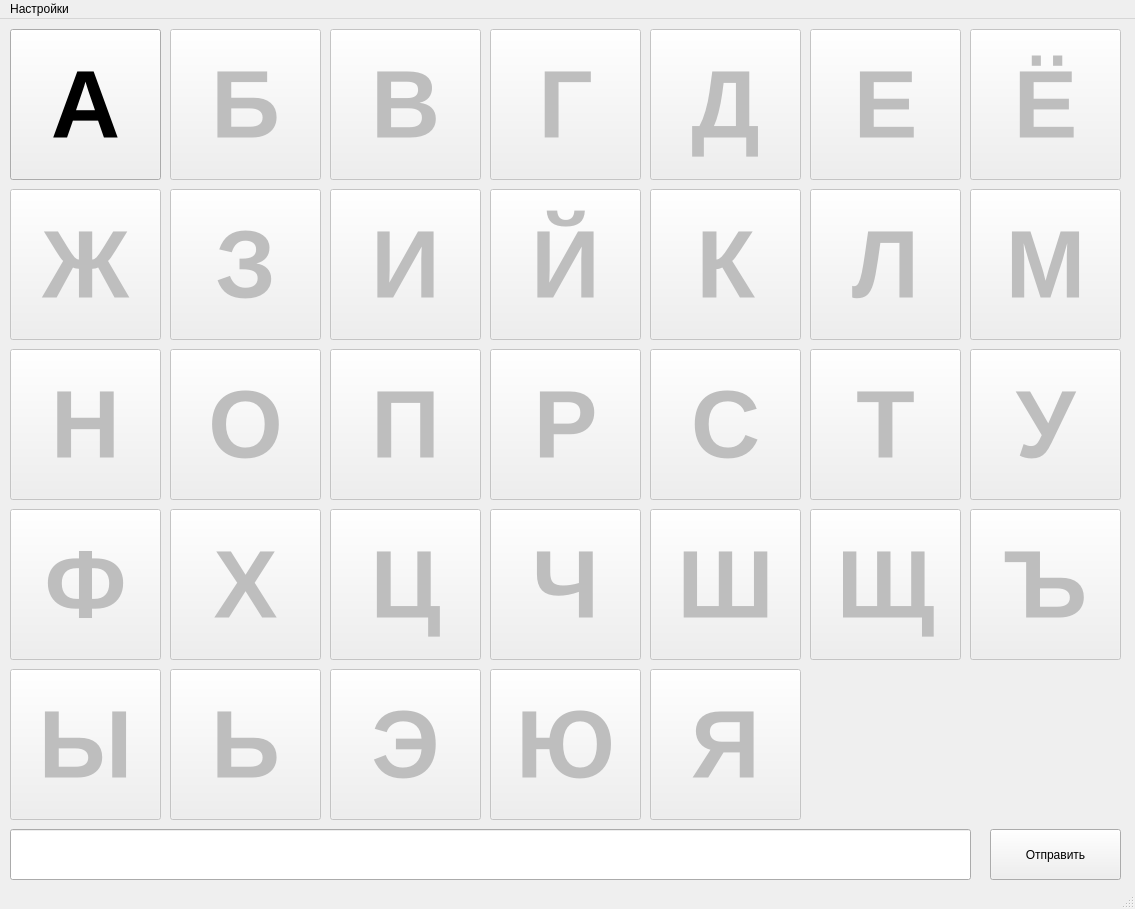
First picture: the form in trainer_m2w/mainwindow.ui, repository ai-robo/musc2words, before the edit.
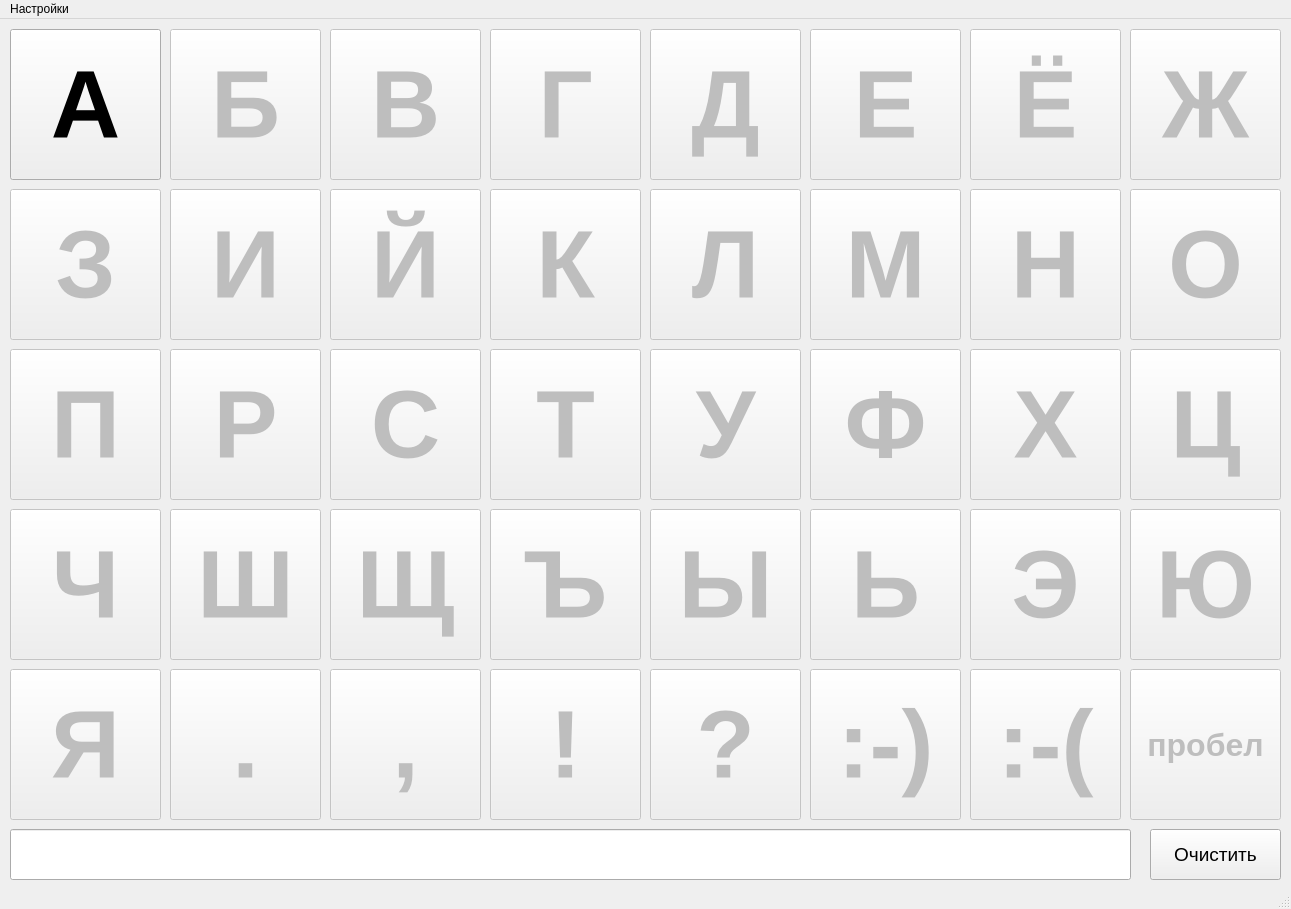
Second picture: the form after the edit.

Commit message: Add punctuation and space buttons to main window

Diff of the .ui file:
```diff
--- a/trainer_m2w/mainwindow.ui
+++ b/trainer_m2w/mainwindow.ui
@@ -6,7 +6,7 @@
    <rect>
     <x>0</x>
     <y>0</y>
-    <width>1135</width>
+    <width>1291</width>
     <height>909</height>
    </rect>
   </property>
@@ -19,7 +19,7 @@
      <rect>
       <x>10</x>
       <y>810</y>
-      <width>961</width>
+      <width>1121</width>
       <height>51</height>
      </rect>
     </property>
@@ -34,14 +34,19 @@
    <widget class="QPushButton" name="pushButton">
     <property name="geometry">
      <rect>
-      <x>990</x>
+      <x>1150</x>
       <y>810</y>
       <width>131</width>
       <height>51</height>
      </rect>
     </property>
+    <property name="font">
+     <font>
+      <pointsize>14</pointsize>
+     </font>
+    </property>
     <property name="text">
-     <string>Отправить</string>
+     <string>Очистить</string>
     </property>
    </widget>
    <widget class="QPushButton" name="pushButton_A">
@@ -165,8 +170,8 @@
     </property>
     <property name="geometry">
      <rect>
-      <x>10</x>
-      <y>170</y>
+      <x>1130</x>
+      <y>10</y>
       <width>151</width>
       <height>151</height>
      </rect>
@@ -188,7 +193,7 @@
     </property>
     <property name="geometry">
      <rect>
-      <x>170</x>
+      <x>10</x>
       <y>170</y>
       <width>151</width>
       <height>151</height>
@@ -211,7 +216,7 @@
     </property>
     <property name="geometry">
      <rect>
-      <x>650</x>
+      <x>490</x>
       <y>170</y>
       <width>151</width>
       <height>151</height>
@@ -234,7 +239,7 @@
     </property>
     <property name="geometry">
      <rect>
-      <x>490</x>
+      <x>330</x>
       <y>170</y>
       <width>151</width>
       <height>151</height>
@@ -257,7 +262,7 @@
     </property>
     <property name="geometry">
      <rect>
-      <x>330</x>
+      <x>170</x>
       <y>170</y>
       <width>151</width>
       <height>151</height>
@@ -280,8 +285,8 @@
     </property>
     <property name="geometry">
      <rect>
-      <x>170</x>
-      <y>490</y>
+      <x>970</x>
+      <y>330</y>
       <width>151</width>
       <height>151</height>
      </rect>
@@ -303,8 +308,8 @@
     </property>
     <property name="geometry">
      <rect>
-      <x>10</x>
-      <y>330</y>
+      <x>970</x>
+      <y>170</y>
       <width>151</width>
       <height>151</height>
      </rect>
@@ -326,8 +331,8 @@
     </property>
     <property name="geometry">
      <rect>
-      <x>170</x>
-      <y>330</y>
+      <x>1130</x>
+      <y>170</y>
       <width>151</width>
       <height>151</height>
      </rect>
@@ -349,7 +354,7 @@
     </property>
     <property name="geometry">
      <rect>
-      <x>650</x>
+      <x>170</x>
       <y>490</y>
       <width>151</width>
       <height>151</height>
@@ -372,7 +377,7 @@
     </property>
     <property name="geometry">
      <rect>
-      <x>650</x>
+      <x>330</x>
       <y>330</y>
       <width>151</width>
       <height>151</height>
@@ -395,7 +400,7 @@
     </property>
     <property name="geometry">
      <rect>
-      <x>490</x>
+      <x>10</x>
       <y>490</y>
       <width>151</width>
       <height>151</height>
@@ -418,7 +423,7 @@
     </property>
     <property name="geometry">
      <rect>
-      <x>490</x>
+      <x>170</x>
       <y>330</y>
       <width>151</width>
       <height>151</height>
@@ -441,7 +446,7 @@
     </property>
     <property name="geometry">
      <rect>
-      <x>330</x>
+      <x>10</x>
       <y>330</y>
       <width>151</width>
       <height>151</height>
@@ -464,8 +469,8 @@
     </property>
     <property name="geometry">
      <rect>
-      <x>330</x>
-      <y>490</y>
+      <x>1130</x>
+      <y>330</y>
       <width>151</width>
       <height>151</height>
      </rect>
@@ -487,8 +492,8 @@
     </property>
     <property name="geometry">
      <rect>
-      <x>10</x>
-      <y>490</y>
+      <x>810</x>
+      <y>330</y>
       <width>151</width>
       <height>151</height>
      </rect>
@@ -510,7 +515,7 @@
     </property>
     <property name="geometry">
      <rect>
-      <x>650</x>
+      <x>10</x>
       <y>650</y>
       <width>151</width>
       <height>151</height>
@@ -533,8 +538,8 @@
     </property>
     <property name="geometry">
      <rect>
-      <x>490</x>
-      <y>650</y>
+      <x>1130</x>
+      <y>490</y>
       <width>151</width>
       <height>151</height>
      </rect>
@@ -556,8 +561,8 @@
     </property>
     <property name="geometry">
      <rect>
-      <x>10</x>
-      <y>650</y>
+      <x>650</x>
+      <y>490</y>
       <width>151</width>
       <height>151</height>
      </rect>
@@ -579,8 +584,8 @@
     </property>
     <property name="geometry">
      <rect>
-      <x>170</x>
-      <y>650</y>
+      <x>810</x>
+      <y>490</y>
       <width>151</width>
       <height>151</height>
      </rect>
@@ -602,8 +607,8 @@
     </property>
     <property name="geometry">
      <rect>
-      <x>330</x>
-      <y>650</y>
+      <x>970</x>
+      <y>490</y>
       <width>151</width>
       <height>151</height>
      </rect>
@@ -625,7 +630,7 @@
     </property>
     <property name="geometry">
      <rect>
-      <x>810</x>
+      <x>330</x>
       <y>490</y>
       <width>151</width>
       <height>151</height>
@@ -648,7 +653,7 @@
     </property>
     <property name="geometry">
      <rect>
-      <x>810</x>
+      <x>650</x>
       <y>170</y>
       <width>151</width>
       <height>151</height>
@@ -694,7 +699,7 @@
     </property>
     <property name="geometry">
      <rect>
-      <x>810</x>
+      <x>490</x>
       <y>330</y>
       <width>151</width>
       <height>151</height>
@@ -717,7 +722,7 @@
     </property>
     <property name="geometry">
      <rect>
-      <x>970</x>
+      <x>650</x>
       <y>330</y>
       <width>151</width>
       <height>151</height>
@@ -763,7 +768,7 @@
     </property>
     <property name="geometry">
      <rect>
-      <x>970</x>
+      <x>810</x>
       <y>170</y>
       <width>151</width>
       <height>151</height>
@@ -786,7 +791,7 @@
     </property>
     <property name="geometry">
      <rect>
-      <x>970</x>
+      <x>490</x>
       <y>490</y>
       <width>151</width>
       <height>151</height>
@@ -803,13 +808,174 @@
      <string>Ъ</string>
     </property>
    </widget>
+   <widget class="QPushButton" name="pushButton_TCHK">
+    <property name="enabled">
+     <bool>false</bool>
+    </property>
+    <property name="geometry">
+     <rect>
+      <x>170</x>
+      <y>650</y>
+      <width>151</width>
+      <height>151</height>
+     </rect>
+    </property>
+    <property name="font">
+     <font>
+      <pointsize>72</pointsize>
+      <weight>75</weight>
+      <bold>true</bold>
+     </font>
+    </property>
+    <property name="text">
+     <string>.</string>
+    </property>
+   </widget>
+   <widget class="QPushButton" name="pushButton_ZPT">
+    <property name="enabled">
+     <bool>false</bool>
+    </property>
+    <property name="geometry">
+     <rect>
+      <x>330</x>
+      <y>650</y>
+      <width>151</width>
+      <height>151</height>
+     </rect>
+    </property>
+    <property name="font">
+     <font>
+      <pointsize>72</pointsize>
+      <weight>75</weight>
+      <bold>true</bold>
+     </font>
+    </property>
+    <property name="text">
+     <string>,</string>
+    </property>
+   </widget>
+   <widget class="QPushButton" name="pushButton_VSKL">
+    <property name="enabled">
+     <bool>false</bool>
+    </property>
+    <property name="geometry">
+     <rect>
+      <x>490</x>
+      <y>650</y>
+      <width>151</width>
+      <height>151</height>
+     </rect>
+    </property>
+    <property name="font">
+     <font>
+      <pointsize>72</pointsize>
+      <weight>75</weight>
+      <bold>true</bold>
+     </font>
+    </property>
+    <property name="text">
+     <string>!</string>
+    </property>
+   </widget>
+   <widget class="QPushButton" name="pushButton_VOPR">
+    <property name="enabled">
+     <bool>false</bool>
+    </property>
+    <property name="geometry">
+     <rect>
+      <x>650</x>
+      <y>650</y>
+      <width>151</width>
+      <height>151</height>
+     </rect>
+    </property>
+    <property name="font">
+     <font>
+      <pointsize>72</pointsize>
+      <weight>75</weight>
+      <bold>true</bold>
+     </font>
+    </property>
+    <property name="text">
+     <string>?</string>
+    </property>
+   </widget>
+   <widget class="QPushButton" name="pushButton_SMILE">
+    <property name="enabled">
+     <bool>false</bool>
+    </property>
+    <property name="geometry">
+     <rect>
+      <x>810</x>
+      <y>650</y>
+      <width>151</width>
+      <height>151</height>
+     </rect>
+    </property>
+    <property name="font">
+     <font>
+      <pointsize>72</pointsize>
+      <weight>75</weight>
+      <bold>true</bold>
+     </font>
+    </property>
+    <property name="text">
+     <string>:-)</string>
+    </property>
+   </widget>
+   <widget class="QPushButton" name="pushButton_SADNES">
+    <property name="enabled">
+     <bool>false</bool>
+    </property>
+    <property name="geometry">
+     <rect>
+      <x>970</x>
+      <y>650</y>
+      <width>151</width>
+      <height>151</height>
+     </rect>
+    </property>
+    <property name="font">
+     <font>
+      <pointsize>72</pointsize>
+      <weight>75</weight>
+      <bold>true</bold>
+     </font>
+    </property>
+    <property name="text">
+     <string>:-(</string>
+    </property>
+   </widget>
+   <widget class="QPushButton" name="pushButton_BKSPS">
+    <property name="enabled">
+     <bool>false</bool>
+    </property>
+    <property name="geometry">
+     <rect>
+      <x>1130</x>
+      <y>650</y>
+      <width>151</width>
+      <height>151</height>
+     </rect>
+    </property>
+    <property name="font">
+     <font>
+      <pointsize>24</pointsize>
+      <weight>75</weight>
+      <bold>true</bold>
+     </font>
+    </property>
+    <property name="text">
+     <string>пробел</string>
+    </property>
+   </widget>
   </widget>
   <widget class="QMenuBar" name="menubar">
    <property name="geometry">
     <rect>
      <x>0</x>
      <y>0</y>
-     <width>1135</width>
+     <width>1291</width>
      <height>22</height>
     </rect>
    </property>
```
Left out of the diff: 2 changed lines with no effect on the pictures. The commit also changes 2 other files.
